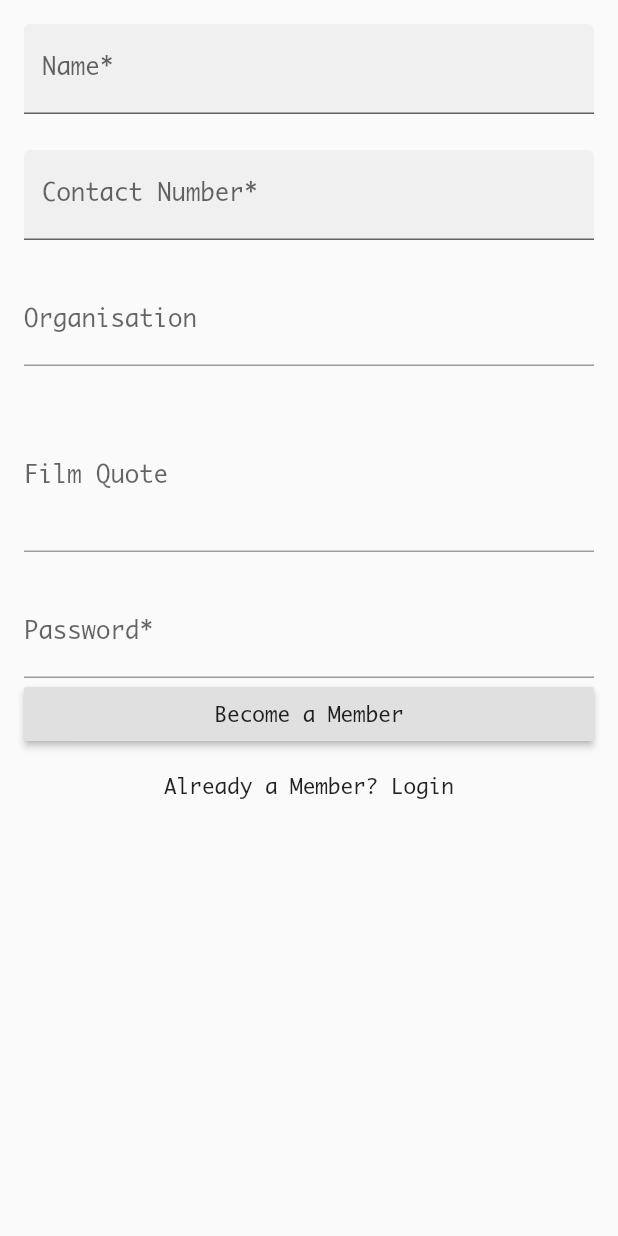
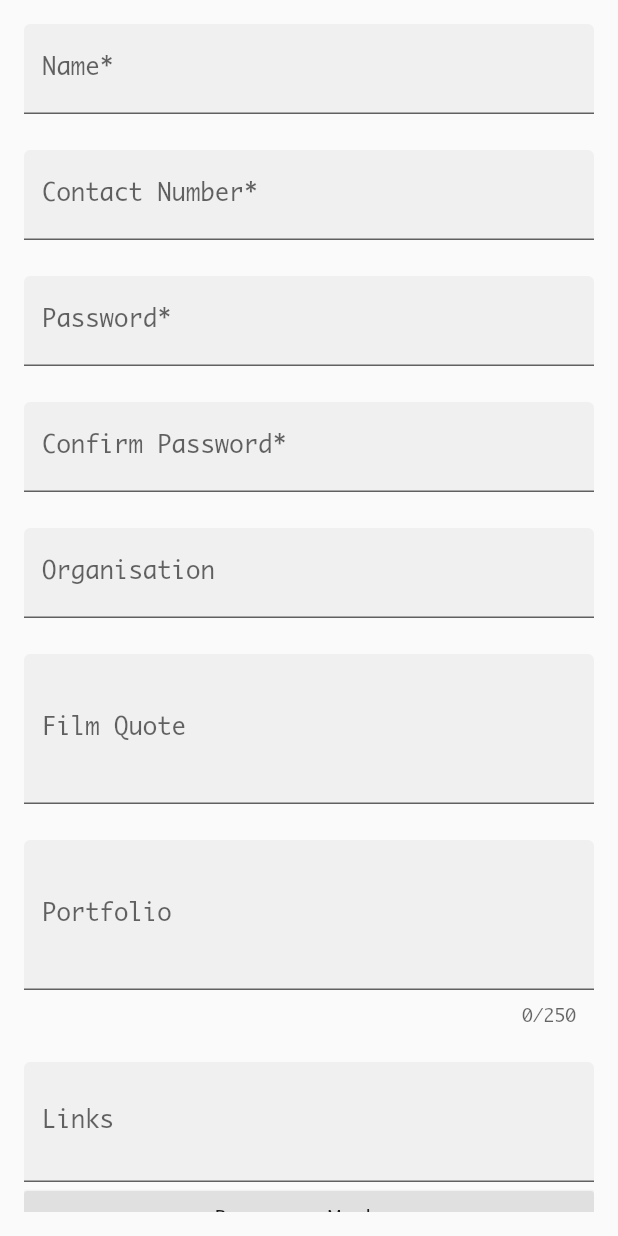
Before and after one commit to Luke-Vader/artcab, a Flutter app: the screen it shows after launch, after a tap on "Login", after a tap on "Become a Member Now!", on a phone screen of 412 x 824 dp. Run offline on Flutter 3.47's test engine with Material 2 defaults, Android fonts, the phone set to English and light mode, and no system bars; our stand-ins replace firebase_auth; accounts and stored records are empty.

Commit message:
Update login_page.dart
added colors to the reg page

Co-Authored-By: Sanket Mandal <sanketmndl@users.noreply.github.com>

```diff
--- a/artcab/lib/login_page.dart
+++ b/artcab/lib/login_page.dart
@@ -122,6 +122,7 @@ class _LoginPageState extends State<LoginPage> {
           decoration: new InputDecoration(
             labelText: 'Name*',
             filled: true,
+            focusColor: Colors.red,
           ),
           cursorColor: cursorColor,
           validator: (value) => value.isEmpty ? 'Name can\'t be empty' : null,
@@ -132,30 +133,74 @@ class _LoginPageState extends State<LoginPage> {
           cursorColor: cursorColor,
           decoration: new InputDecoration(
             labelText: 'Contact Number*',
+            focusColor: Colors.red,
             filled: true,
           ),
           validator: (value) => value.isEmpty ? 'Contact Number can\t be empty' : null,
+          onSaved: (value) => _phone = value,
+        ),
+        sizedBoxSpace,
+        new TextFormField(
+          decoration: new InputDecoration(
+            labelText: 'Password*',
+            filled: true,
+            focusColor: Colors.red,
+          ),
+          onSaved: (value) => _password = value,
+          obscureText: true,
+        ),
+        sizedBoxSpace,
+        new TextFormField(
+          decoration: new InputDecoration(
+            labelText: 'Confirm Password*',
+            filled: true,
+            focusColor: Colors.red,
+          ),
+          onSaved: (value) => _cPassword = value,
+          obscureText: true,
         ),
         sizedBoxSpace,
         new TextFormField(
           cursorColor: cursorColor,
           decoration: new InputDecoration(
             labelText: 'Organisation',
+            focusColor: Colors.red,
+            filled: true,
           ),
+          onSaved: (value) => _organisation = value,
         ),
         sizedBoxSpace,
         new TextFormField(
           cursorColor: cursorColor,
-          decoration: new InputDecoration(labelText: 'Film Quote'),
+          decoration: new InputDecoration(
+            labelText: 'Film Quote',
+            focusColor: Colors.red,
+            filled: true,
+          ),
+          onSaved: (value) => _quote = value,
           maxLines: 3,
         ),
         sizedBoxSpace,
         new TextFormField(
           decoration: new InputDecoration(
-            labelText: 'Password*'),
-          validator: (value) => value.isEmpty ? 'Password can\'t be empty' : null,
-          onSaved: (value) => _password = value,
-          obscureText: true,
+            labelText: 'Portfolio',
+            filled: true,
+            hintMaxLines: 250,
+            focusColor: Colors.red,
+          ),
+          maxLength: 250,
+          maxLines: 3,
+          onSaved: (value) => _portfolio = value,
+        ),
+        sizedBoxSpace,
+        new TextFormField(
+          decoration: new InputDecoration(
+            labelText: 'Links',
+            focusColor: Colors.red,
+            filled: true,
+          ),
+          onSaved: (value) => _links = value,
+          maxLines: 2,
         ),
       ];
     }
```
